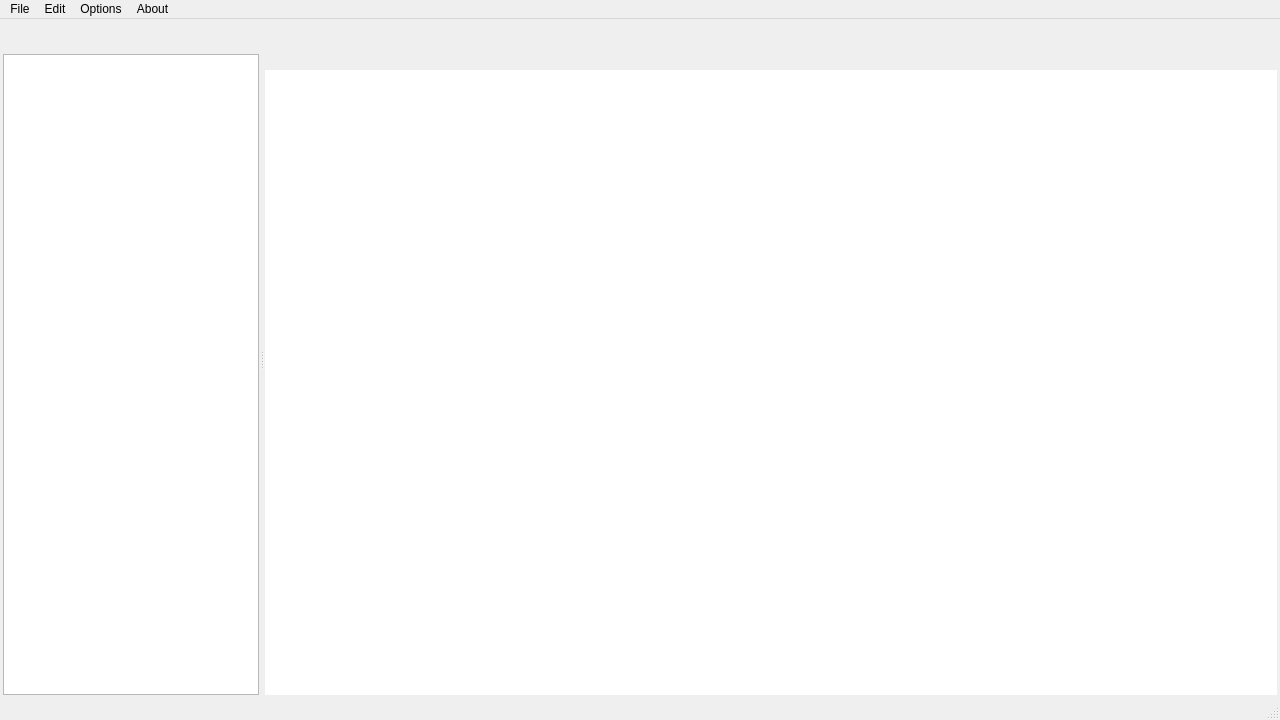
Before: the Qt Designer form codeeditor.ui in EmreArapcicUevak/CodeLab-Notes, drawn with Qt 5.
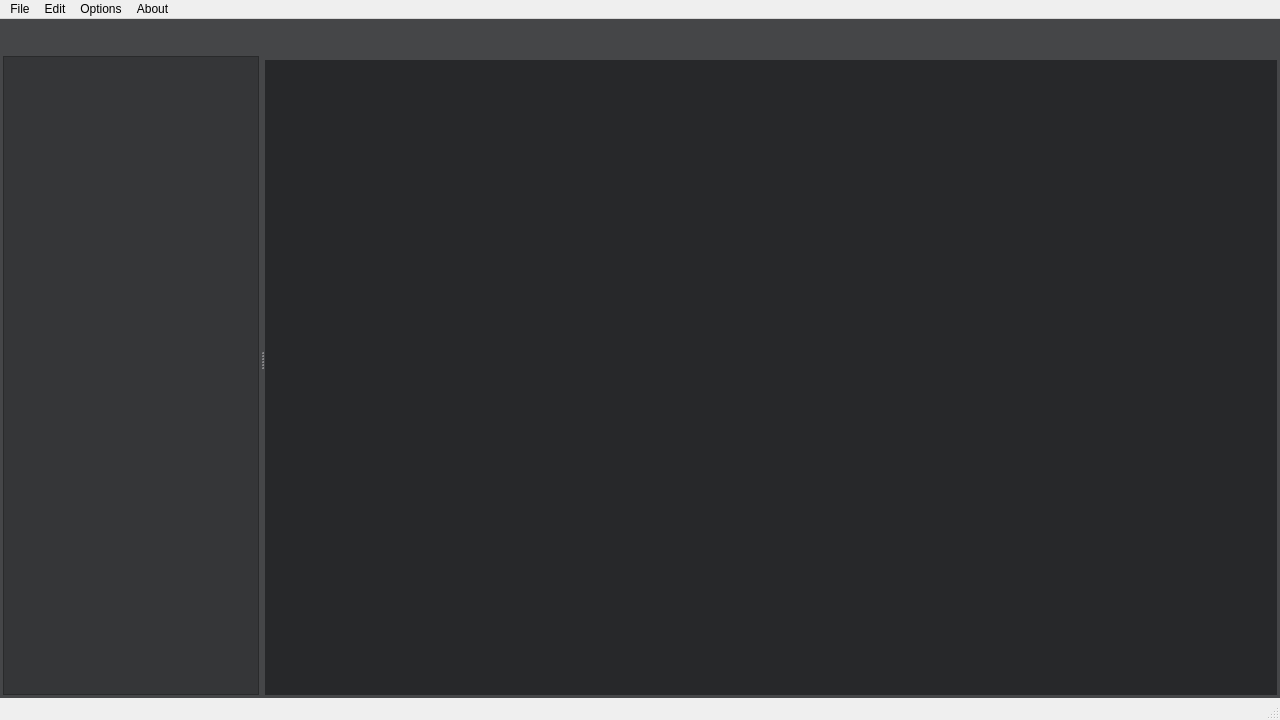
After: the same form once the commit is applied. Icons and pictures are not drawn. Custom widgets are drawn as their Qt base class.

Commit message: Rework the scroll bars in the application

```diff
--- a/codeeditor.ui
+++ b/codeeditor.ui
@@ -52,7 +52,11 @@
     </size>
    </property>
    <property name="styleSheet">
-    <string notr="true">background-color : &quot;#454648&quot;;</string>
+    <string notr="true">QWidget {
+	background-color : #454648;
+}
+
+</string>
    </property>
    <layout class="QHBoxLayout" name="horizontalLayout">
     <property name="spacing">
@@ -122,7 +126,12 @@
            </sizepolicy>
           </property>
           <property name="styleSheet">
-           <string notr="true">background-color : &quot;#353638&quot;;</string>
+           <string notr="true">QWidget {
+	background-color : &quot;#353638&quot;;
+	border-top-left-radius : 5px;
+	border-top-right-radius : 5px;
+	margin-top : 2px;
+}</string>
           </property>
           <layout class="QHBoxLayout" name="horizontalLayout_2">
            <item>
@@ -261,7 +270,45 @@
            </sizepolicy>
           </property>
           <property name="styleSheet">
-           <string notr="true">background-color : &quot;#353638&quot;;</string>
+           <string notr="true">#treeView {
+	background-color : #353638;
+}
+
+QScrollBar {
+	border : none;
+	background-color : #353638;
+	border-radius : 0px;
+}
+
+QScrollBar::handle {
+	background-color : #353638;
+	border  : 2px solid #454648;
+	border-radius : 0px;
+}
+
+QScrollBar::handle:hover {
+	background-color : #454648;
+	border  : 2px solid #454648;
+	border-radius : 0px;
+}
+
+QScrollBar::handle:pressed {
+	background-color : #454648;
+	border  : 2px solid #454648;
+	border-radius : 7px;
+}
+
+QScrollBar::add-line {
+height: 0px;
+}
+
+QScrollBar::sub-line {
+height: 0px;
+}
+
+QScrollBar::add-page, QScrollBar::sub-page {
+height: 0px;
+}</string>
           </property>
          </widget>
         </item>
@@ -438,9 +485,66 @@
               </font>
              </property>
              <property name="styleSheet">
-              <string notr="true">background-color : &quot;#27282a&quot;;
+              <string notr="true">#editor {
+background-color : #27282a;
 border : none;
-padding-top : 10px;</string>
+padding-top : 10px;
+color : white;
+}
+
+QScrollBar {
+	border : none;
+	background-color : #27282a;
+	border-radius : 0px;
+}
+
+QScrollBar::handle {
+	background-color : #27282a;
+	border  : 2px solid #353638;
+	border-radius : 0px;
+}
+
+QScrollBar::handle:hover {
+	background-color : #353638;
+	border  : 2px solid #353638;
+	border-radius : 0px;
+}
+
+QScrollBar::handle:pressed {
+	background-color : #454648;
+	border  : 2px solid #454648;
+	border-radius : 7px;
+}
+
+QScrollBar::add-line {
+height: 0px;
+background-color : #27282a;
+}
+
+QScrollBar::sub-line {
+height: 0px;
+background-color : #27282a;
+}
+
+QScrollBar::add-page, QScrollBar::sub-page {
+height: 0px;
+background-color : #27282a;
+}</string>
+             </property>
+             <property name="inputMethodHints">
+              <set>Qt::ImhNone</set>
+             </property>
+             <property name="frameShape">
+              <enum>QFrame::NoFrame</enum>
+             </property>
+             <property name="sizeAdjustPolicy">
+              <enum>QAbstractScrollArea::AdjustToContents</enum>
+             </property>
+             <property name="lineWrapMode">
+              <enum>QPlainTextEdit::NoWrap</enum>
+             </property>
+             <property name="placeholderText">
+              <string/>
              </property>
             </widget>
            </item>
```
The commit also changes 3 other files.
